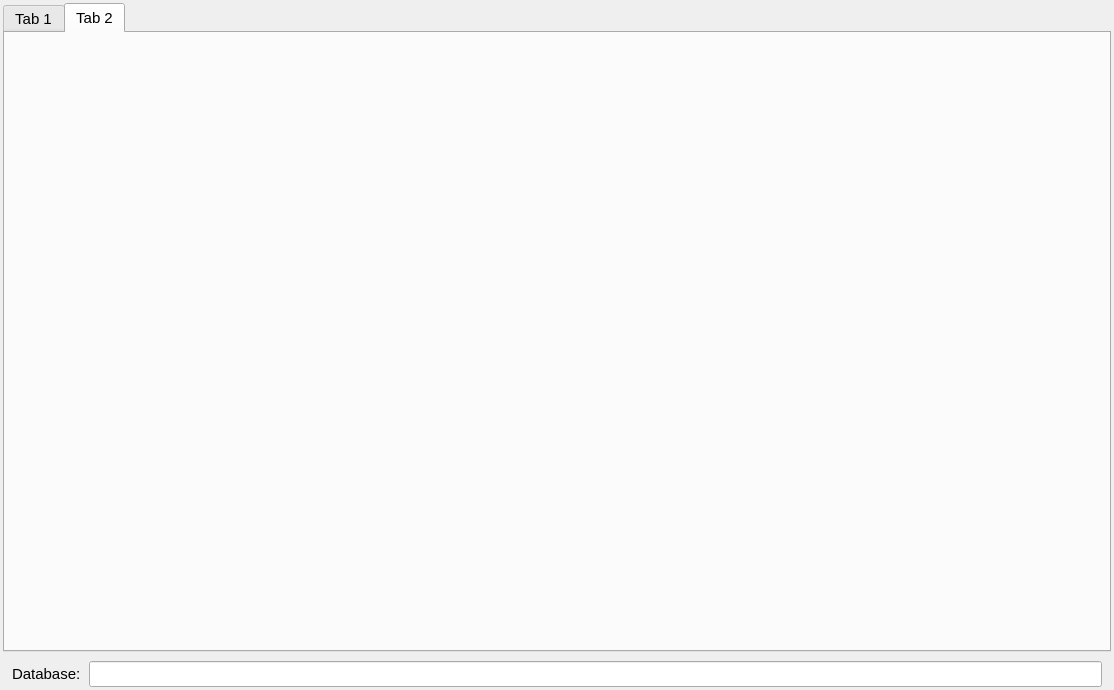
lnls-ima/hall-bench-control, file hallbench/gui/ui/hallbenchwindow.ui: the form before one commit.
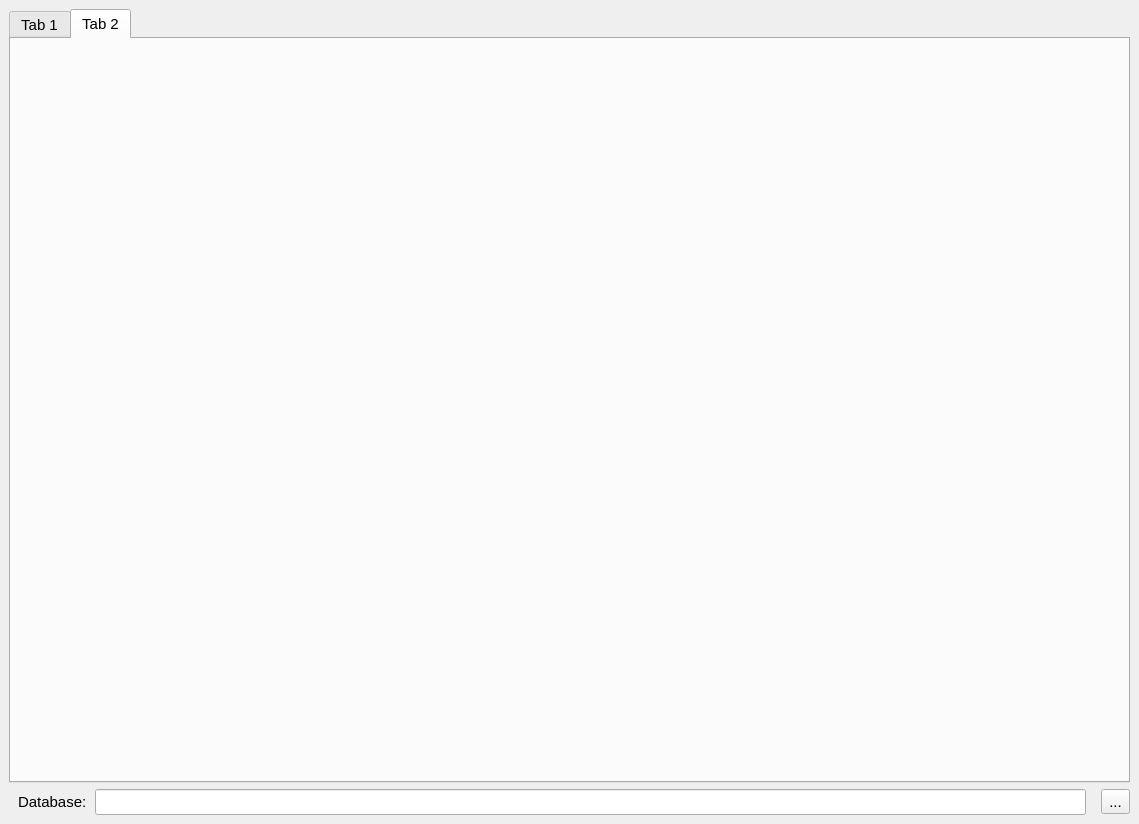
The form after the commit. Icons and pictures are not drawn.

Commit message: Change measurement function to repeat scan if it fail and add preferences widget

The edit to the form file:
```diff
--- a/hallbench/gui/ui/hallbenchwindow.ui
+++ b/hallbench/gui/ui/hallbenchwindow.ui
@@ -6,8 +6,8 @@
    <rect>
     <x>0</x>
     <y>0</y>
-    <width>1114</width>
-    <height>690</height>
+    <width>1139</width>
+    <height>824</height>
    </rect>
   </property>
   <property name="font">
@@ -20,15 +20,6 @@
   </property>
   <widget class="QWidget" name="centralwidget">
    <layout class="QGridLayout" name="gridLayout">
-    <property name="horizontalSpacing">
-     <number>3</number>
-    </property>
-    <property name="verticalSpacing">
-     <number>9</number>
-    </property>
-    <property name="margin">
-     <number>3</number>
-    </property>
     <item row="0" column="0">
      <widget class="QTabWidget" name="main_tab">
       <property name="currentIndex">
@@ -47,6 +38,8 @@
      </widget>
     </item>
     <item row="1" column="0">
+     <layout class="QHBoxLayout" name="horizontalLayout_2">
+      <item>
      <widget class="QFrame" name="frame">
       <layout class="QHBoxLayout" name="horizontalLayout">
        <property name="spacing">
@@ -81,6 +74,25 @@
       </layout>
      </widget>
     </item>
+      <item>
+       <widget class="QToolButton" name="preferences_btn">
+        <property name="text">
+         <string>...</string>
+        </property>
+        <property name="icon">
+         <iconset>
+          <normaloff>../../resources/img/settings.png</normaloff>../../resources/img/settings.png</iconset>
+        </property>
+        <property name="iconSize">
+         <size>
+          <width>24</width>
+          <height>24</height>
+         </size>
+        </property>
+       </widget>
+      </item>
+     </layout>
+    </item>
    </layout>
   </widget>
   <widget class="QMenuBar" name="menubar">
```
Left out of the diff: 2 changed lines with no effect on the pictures. Lines whose indentation alone changed are shown as unchanged. The commit also changes 5 other files.
